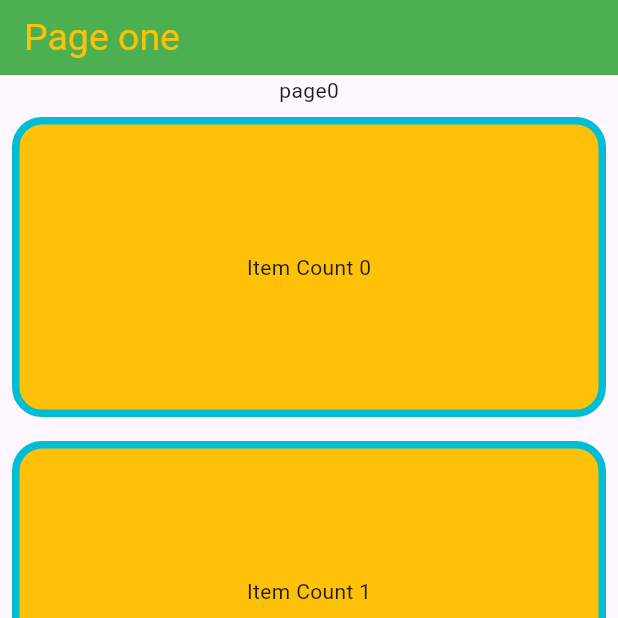
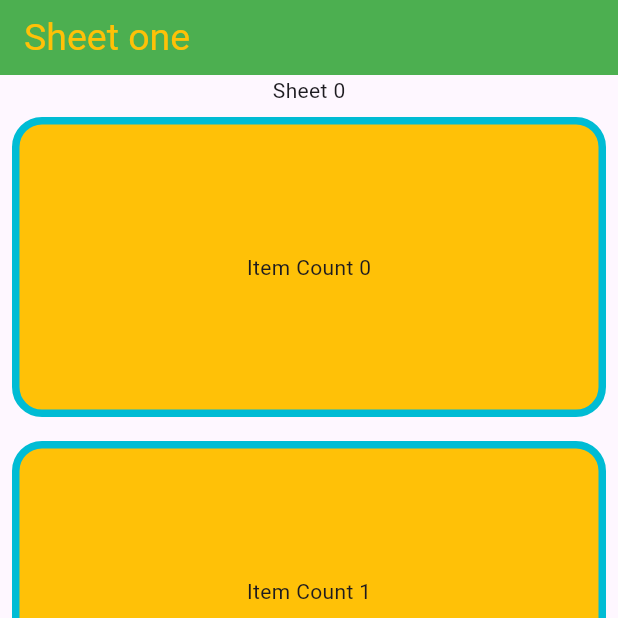
Before and after one commit to sivakumarjogi/Sathayush, a Flutter app: the screen it shows after launch, on a phone screen of 412 x 824 dp, the top half of it. Run offline on Flutter 3.47's test engine with Material 3 defaults, Android fonts, the phone set to English and light mode, and no system bars.

Commit message:
text field modified

```diff
--- a/lib/cus/adio.dart
+++ b/lib/cus/adio.dart
@@ -15,7 +15,7 @@ class _AdioState extends State<Adio> {
   @override
   Widget build(BuildContext context) {
     return Scaffold(
-      appBar: CustomAppBar("Page one",const TextStyle(color: Colors.amber,fontSize: 25),bgColor: Colors.green,),
+      appBar: CustomAppBar("Sheet one",const TextStyle(color: Colors.amber,fontSize: 25),bgColor: Colors.green,),
       body: Center(
         child: InkWell(
           onTap: (){
@@ -24,7 +24,7 @@ class _AdioState extends State<Adio> {
           },
           child:  Column(
             children: [
-             const Text("page0"),
+             const Text("Sheet 0"),
               Expanded(child: CustomListView(itemColour: Colors.amber,itemCount: 5,borderColor: Colors.cyan,))
             ],
           ),
```
